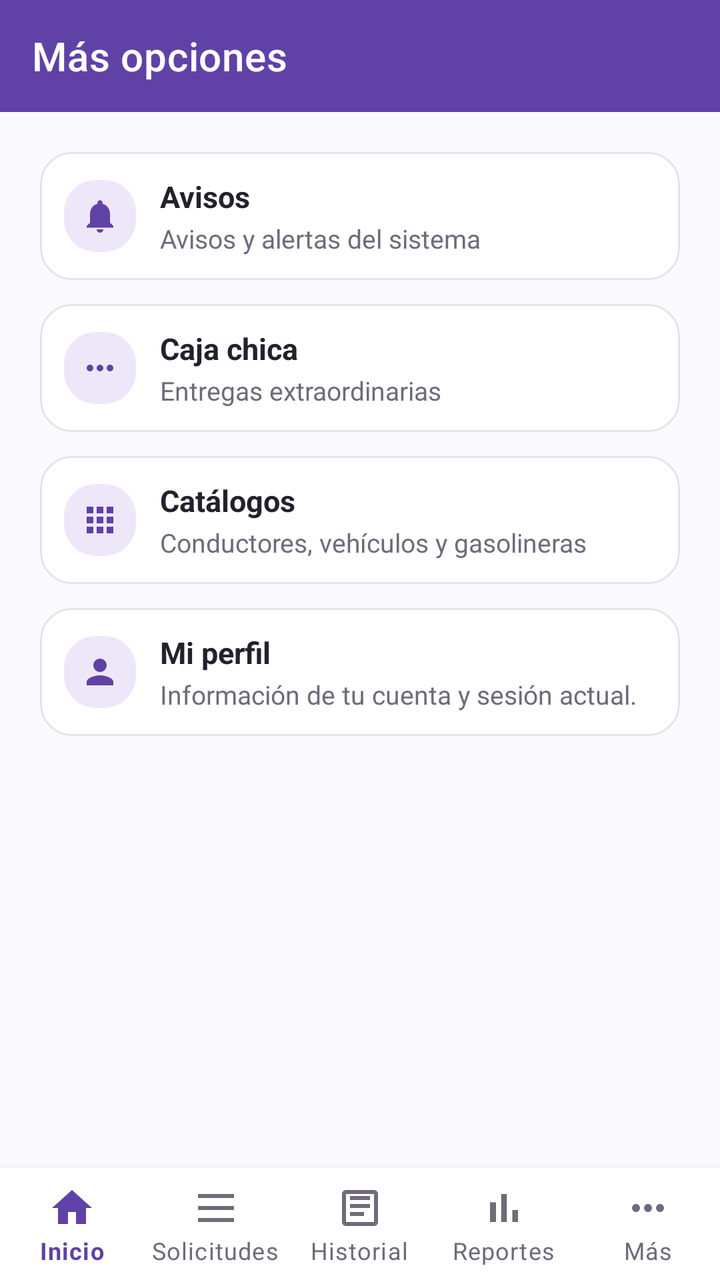
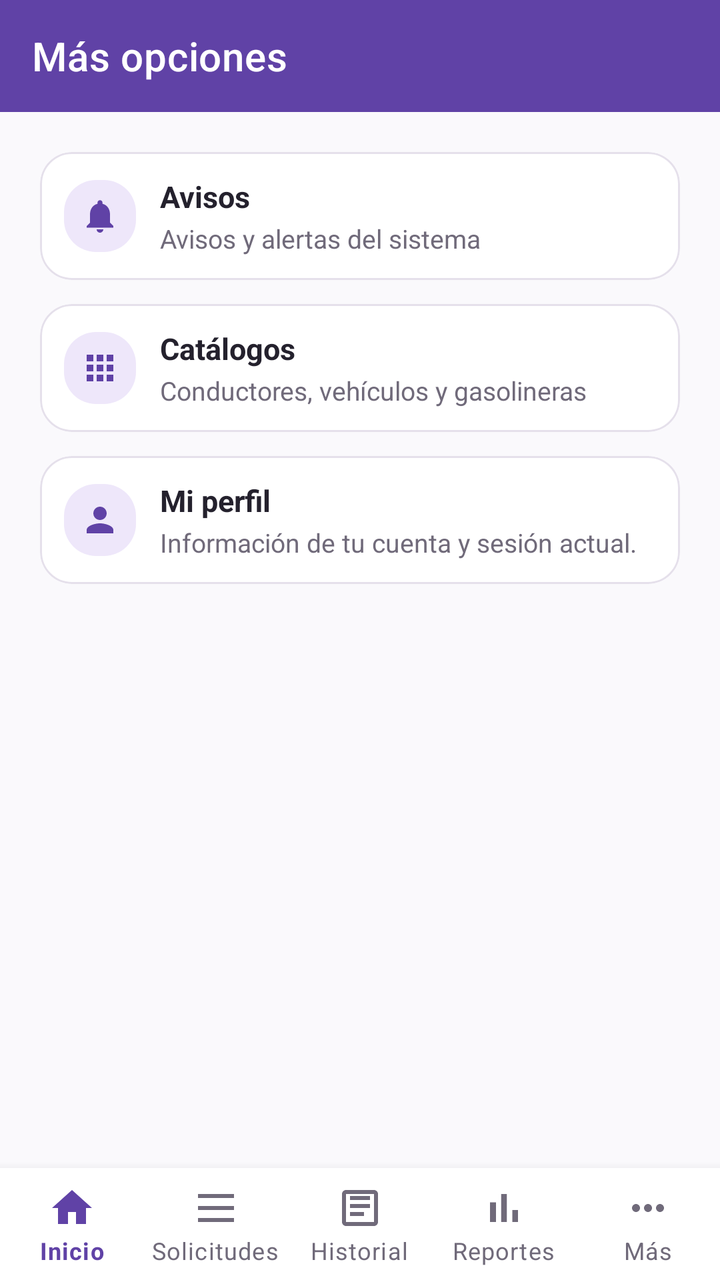

Before-and-after screenshots of an Android layout around one commit, followed by the original layout XML and the change that was made.
<!-- AndroidManifest.xml: application theme Theme.ApiMovil -->
<!-- res/layout/fragment_mas.xml -->
<?xml version="1.0" encoding="utf-8"?>
<LinearLayout xmlns:android="http://schemas.android.com/apk/res/android"
    xmlns:app="http://schemas.android.com/apk/res-auto"
    android:layout_width="match_parent"
    android:layout_height="match_parent"
    android:background="@color/fondo"
    android:orientation="vertical">

    <com.google.android.material.appbar.AppBarLayout
        android:layout_width="match_parent"
        android:layout_height="wrap_content"
        app:elevation="0dp">

        <com.google.android.material.appbar.MaterialToolbar
            android:layout_width="match_parent"
            android:layout_height="?attr/actionBarSize"
            android:background="?attr/colorPrimary"
            app:title="@string/mas_opciones"
            app:titleTextColor="@color/blanco" />
    </com.google.android.material.appbar.AppBarLayout>

    <LinearLayout
        android:layout_width="match_parent"
        android:layout_height="0dp"
        android:layout_weight="1"
        android:orientation="vertical"
        android:paddingHorizontal="20dp"
        android:paddingTop="20dp">

        <com.google.android.material.card.MaterialCardView
            android:id="@+id/opcionNotificaciones"
            android:layout_width="match_parent"
            android:layout_height="wrap_content"
            android:layout_marginBottom="12dp"
            android:clickable="true"
            android:focusable="true"
            android:foreground="?attr/selectableItemBackground"
            app:cardBackgroundColor="@color/blanco"
            app:cardCornerRadius="16dp"
            app:cardElevation="0dp"
            app:contentPadding="12dp"
            app:strokeColor="@color/borde"
            app:strokeWidth="1dp">

            <LinearLayout
                android:layout_width="match_parent"
                android:layout_height="wrap_content"
                android:gravity="center_vertical"
                android:orientation="horizontal">

                <ImageView
                    android:layout_width="36dp"
                    android:layout_height="36dp"
                    android:background="@drawable/bg_tarjeta_info"
                    android:contentDescription="@null"
                    android:padding="8dp"
                    android:src="@drawable/ic_bell"
                    app:tint="@color/marca" />

                <LinearLayout
                    android:layout_width="0dp"
                    android:layout_height="wrap_content"
                    android:layout_marginStart="12dp"
                    android:layout_weight="1"
                    android:orientation="vertical">

                    <TextView
                        android:layout_width="match_parent"
                        android:layout_height="wrap_content"
                        android:text="@string/notificaciones"
                        android:textColor="@color/texto_principal"
                        android:textSize="15sp"
                        android:textStyle="bold" />

                    <TextView
                        android:layout_width="match_parent"
                        android:layout_height="wrap_content"
                        android:layout_marginTop="2dp"
                        android:text="@string/notificaciones_subtitulo"
                        android:textColor="@color/texto_secundario"
                        android:textSize="13sp" />
                </LinearLayout>
            </LinearLayout>
        </com.google.android.material.card.MaterialCardView>

        <com.google.android.material.card.MaterialCardView
            android:id="@+id/opcionCajaChica"
            android:layout_width="match_parent"
            android:layout_height="wrap_content"
            android:layout_marginBottom="12dp"
            android:clickable="true"
            android:focusable="true"
            android:foreground="?attr/selectableItemBackground"
            app:cardBackgroundColor="@color/blanco"
            app:cardCornerRadius="16dp"
            app:cardElevation="0dp"
            app:contentPadding="12dp"
            app:strokeColor="@color/borde"
            app:strokeWidth="1dp">

            <LinearLayout
                android:layout_width="match_parent"
                android:layout_height="wrap_content"
                android:gravity="center_vertical"
                android:orientation="horizontal">

                <ImageView
                    android:layout_width="36dp"
                    android:layout_height="36dp"
                    android:background="@drawable/bg_tarjeta_info"
                    android:contentDescription="@null"
                    android:padding="8dp"
                    android:src="@drawable/ic_nav_mas"
                    app:tint="@color/marca" />

                <LinearLayout
                    android:layout_width="0dp"
                    android:layout_height="wrap_content"
                    android:layout_marginStart="12dp"
                    android:layout_weight="1"
                    android:orientation="vertical">

                    <TextView
                        android:layout_width="match_parent"
                        android:layout_height="wrap_content"
                        android:text="@string/caja_chica"
                        android:textColor="@color/texto_principal"
                        android:textSize="15sp"
                        android:textStyle="bold" />

                    <TextView
                        android:layout_width="match_parent"
                        android:layout_height="wrap_content"
                        android:layout_marginTop="2dp"
                        android:text="@string/caja_chica_subtitulo"
                        android:textColor="@color/texto_secundario"
                        android:textSize="13sp" />
                </LinearLayout>
            </LinearLayout>
        </com.google.android.material.card.MaterialCardView>

        <com.google.android.material.card.MaterialCardView
            android:id="@+id/opcionCatalogos"
            android:layout_width="match_parent"
            android:layout_height="wrap_content"
            android:layout_marginBottom="12dp"
            android:clickable="true"
            android:focusable="true"
            android:foreground="?attr/selectableItemBackground"
            app:cardBackgroundColor="@color/blanco"
            app:cardCornerRadius="16dp"
            app:cardElevation="0dp"
            app:contentPadding="12dp"
            app:strokeColor="@color/borde"
            app:strokeWidth="1dp">

            <LinearLayout
                android:layout_width="match_parent"
                android:layout_height="wrap_content"
                android:gravity="center_vertical"
                android:orientation="horizontal">

                <ImageView
                    android:layout_width="36dp"
                    android:layout_height="36dp"
                    android:background="@drawable/bg_tarjeta_info"
                    android:contentDescription="@null"
                    android:padding="8dp"
                    android:src="@drawable/ic_nav_catalogos"
                    app:tint="@color/marca" />

                <LinearLayout
                    android:layout_width="0dp"
                    android:layout_height="wrap_content"
                    android:layout_marginStart="12dp"
                    android:layout_weight="1"
                    android:orientation="vertical">

                    <TextView
                        android:layout_width="match_parent"
                        android:layout_height="wrap_content"
                        android:text="@string/catalogos"
                        android:textColor="@color/texto_principal"
                        android:textSize="15sp"
                        android:textStyle="bold" />

                    <TextView
                        android:layout_width="match_parent"
                        android:layout_height="wrap_content"
                        android:layout_marginTop="2dp"
                        android:text="@string/catalogos_subtitulo"
                        android:textColor="@color/texto_secundario"
                        android:textSize="13sp" />
                </LinearLayout>
            </LinearLayout>
        </com.google.android.material.card.MaterialCardView>

        <com.google.android.material.card.MaterialCardView
            android:id="@+id/opcionPerfil"
            android:layout_width="match_parent"
            android:layout_height="wrap_content"
            android:clickable="true"
            android:focusable="true"
            android:foreground="?attr/selectableItemBackground"
            app:cardBackgroundColor="@color/blanco"
            app:cardCornerRadius="16dp"
            app:cardElevation="0dp"
            app:contentPadding="12dp"
            app:strokeColor="@color/borde"
            app:strokeWidth="1dp">

            <LinearLayout
                android:layout_width="match_parent"
                android:layout_height="wrap_content"
                android:gravity="center_vertical"
                android:orientation="horizontal">

                <ImageView
                    android:layout_width="36dp"
                    android:layout_height="36dp"
                    android:background="@drawable/bg_tarjeta_info"
                    android:contentDescription="@null"
                    android:padding="8dp"
                    android:src="@drawable/ic_nav_perfil"
                    app:tint="@color/marca" />

                <LinearLayout
                    android:layout_width="0dp"
                    android:layout_height="wrap_content"
                    android:layout_marginStart="12dp"
                    android:layout_weight="1"
                    android:orientation="vertical">

                    <TextView
                        android:layout_width="match_parent"
                        android:layout_height="wrap_content"
                        android:text="@string/mi_perfil"
                        android:textColor="@color/texto_principal"
                        android:textSize="15sp"
                        android:textStyle="bold" />

                    <TextView
                        android:layout_width="match_parent"
                        android:layout_height="wrap_content"
                        android:layout_marginTop="2dp"
                        android:text="@string/mi_perfil_subtitulo"
                        android:textColor="@color/texto_secundario"
                        android:textSize="13sp" />
                </LinearLayout>
            </LinearLayout>
        </com.google.android.material.card.MaterialCardView>
    </LinearLayout>

    <include
        android:id="@+id/incluirNavInferior"
        layout="@layout/widget_bottom_nav_admin" />

</LinearLayout>
<!-- res/layout/widget_bottom_nav_admin.xml (included above) -->
<?xml version="1.0" encoding="utf-8"?>
<com.google.android.material.bottomnavigation.BottomNavigationView
    xmlns:android="http://schemas.android.com/apk/res/android"
    xmlns:app="http://schemas.android.com/apk/res-auto"
    android:id="@+id/bottomNavAdmin"
    android:layout_width="match_parent"
    android:layout_height="wrap_content"
    android:background="@color/blanco"
    app:labelVisibilityMode="labeled"
    app:itemIconTint="@color/selector_nav_item"
    app:itemTextColor="@color/selector_nav_item"
    app:menu="@menu/bottom_nav_admin" />
<!-- resources referenced by this layout -->
<resources>
  <color name="blanco">#FFFFFF</color>
  <color name="borde">#E5E0EB</color>
  <color name="fondo">#FAF9FC</color>
  <color name="marca">#6042A6</color>
  <color name="texto_principal">#24212D</color>
  <color name="texto_secundario">#706A7A</color>
  <!-- drawable bg_tarjeta_info (drawable) -->
  <?xml version="1.0" encoding="utf-8"?>
  <shape xmlns:android="http://schemas.android.com/apk/res/android" android:shape="rectangle">
      <solid android:color="@color/marca_claro" />
      <corners android:radius="16dp" />
  </shape>
  <!-- drawable ic_bell (drawable) -->
  <?xml version="1.0" encoding="utf-8"?>
  <vector xmlns:android="http://schemas.android.com/apk/res/android"
      android:width="24dp" android:height="24dp"
      android:viewportWidth="24" android:viewportHeight="24"
      android:tint="#6042A6">
      <path android:fillColor="#FF000000"
          android:pathData="M12,22c1.1,0 2,-0.9 2,-2h-4c0,1.1 0.89,2 2,2zM18,16v-5c0,-3.07 -1.64,-5.64 -4.5,-6.32L13.5,4c0,-0.83 -0.67,-1.5 -1.5,-1.5s-1.5,0.67 -1.5,1.5v0.68C7.63,5.36 6,7.92 6,11v5l-2,2v1h16v-1l-2,-2z" />
  </vector>
  <!-- drawable ic_nav_catalogos (drawable) -->
  <?xml version="1.0" encoding="utf-8"?>
  <vector xmlns:android="http://schemas.android.com/apk/res/android"
      android:width="24dp" android:height="24dp"
      android:viewportWidth="24" android:viewportHeight="24">
      <path android:fillColor="#FF000000"
          android:pathData="M4,8h4L8,4L4,4v4zM10,20h4v-4h-4v4zM4,20h4v-4L4,16v4zM4,14h4v-4L4,10v4zM10,14h4v-4h-4v4zM16,4v4h4L20,4h-4zM10,8h4L14,4h-4v4zM16,14h4v-4h-4v4zM16,20h4v-4h-4v4z" />
  </vector>
  <!-- drawable ic_nav_mas (drawable) -->
  <?xml version="1.0" encoding="utf-8"?>
  <vector xmlns:android="http://schemas.android.com/apk/res/android"
      android:width="24dp" android:height="24dp"
      android:viewportWidth="24" android:viewportHeight="24">
      <path android:fillColor="#FF000000"
          android:pathData="M6,10c-1.1,0 -2,0.9 -2,2s0.9,2 2,2 2,-0.9 2,-2 -0.9,-2 -2,-2zM18,10c-1.1,0 -2,0.9 -2,2s0.9,2 2,2 2,-0.9 2,-2 -0.9,-2 -2,-2zM12,10c-1.1,0 -2,0.9 -2,2s0.9,2 2,2 2,-0.9 2,-2 -0.9,-2 -2,-2z" />
  </vector>
  <!-- drawable ic_nav_perfil (drawable) -->
  <?xml version="1.0" encoding="utf-8"?>
  <vector xmlns:android="http://schemas.android.com/apk/res/android"
      android:width="24dp" android:height="24dp"
      android:viewportWidth="24" android:viewportHeight="24">
      <path android:fillColor="#FF000000"
          android:pathData="M12,12c2.21,0 4,-1.79 4,-4s-1.79,-4 -4,-4 -4,1.79 -4,4 1.79,4 4,4zM12,14c-2.67,0 -8,1.34 -8,4v2h16v-2c0,-2.66 -5.33,-4 -8,-4z" />
  </vector>
  <string name="caja_chica">Caja chica</string>
  <string name="caja_chica_subtitulo">Entregas extraordinarias</string>
  <string name="catalogos">Catálogos</string>
  <string name="catalogos_subtitulo">Conductores, vehículos y gasolineras</string>
  <string name="mas_opciones">Más opciones</string>
  <string name="mi_perfil">Mi perfil</string>
  <string name="mi_perfil_subtitulo">Información de tu cuenta y sesión actual.</string>
  <string name="notificaciones">Avisos</string>
  <string name="notificaciones_subtitulo">Avisos y alertas del sistema</string>
  <style name="Theme.ApiMovil" parent="Theme.MaterialComponents.Light.NoActionBar">
          <item name="colorPrimary">@color/marca</item>
          <item name="colorPrimaryVariant">@color/marca_oscuro</item>
          <item name="colorOnPrimary">@color/blanco</item>
          <item name="colorSecondary">@color/marca_claro</item>
          <item name="colorOnSecondary">@color/texto_principal</item>
          <item name="android:windowBackground">@color/fondo</item>
          <item name="android:statusBarColor">@color/marca_oscuro</item>
          <item name="android:forceDarkAllowed" tools:targetApi="q">false</item>
      </style>
  <color name="marca_claro">#EEE7FA</color>
  <color name="marca_oscuro">#342052</color>
</resources>

<!-- the commit's change to res/layout/fragment_mas.xml (unified diff, before → after) -->
@@ -77,62 +77,6 @@
                         android:layout_height="wrap_content"
                         android:layout_marginTop="2dp"
                         android:text="@string/notificaciones_subtitulo"
-                        android:textColor="@color/texto_secundario"
-                        android:textSize="13sp" />
-                </LinearLayout>
-            </LinearLayout>
-        </com.google.android.material.card.MaterialCardView>
-
-        <com.google.android.material.card.MaterialCardView
-            android:id="@+id/opcionCajaChica"
-            android:layout_width="match_parent"
-            android:layout_height="wrap_content"
-            android:layout_marginBottom="12dp"
-            android:clickable="true"
-            android:focusable="true"
-            android:foreground="?attr/selectableItemBackground"
-            app:cardBackgroundColor="@color/blanco"
-            app:cardCornerRadius="16dp"
-            app:cardElevation="0dp"
-            app:contentPadding="12dp"
-            app:strokeColor="@color/borde"
-            app:strokeWidth="1dp">
-
-            <LinearLayout
-                android:layout_width="match_parent"
-                android:layout_height="wrap_content"
-                android:gravity="center_vertical"
-                android:orientation="horizontal">
-
-                <ImageView
-                    android:layout_width="36dp"
-                    android:layout_height="36dp"
-                    android:background="@drawable/bg_tarjeta_info"
-                    android:contentDescription="@null"
-                    android:padding="8dp"
-                    android:src="@drawable/ic_nav_mas"
-                    app:tint="@color/marca" />
-
-                <LinearLayout
-                    android:layout_width="0dp"
-                    android:layout_height="wrap_content"
-                    android:layout_marginStart="12dp"
-                    android:layout_weight="1"
-                    android:orientation="vertical">
-
-                    <TextView
-                        android:layout_width="match_parent"
-                        android:layout_height="wrap_content"
-                        android:text="@string/caja_chica"
-                        android:textColor="@color/texto_principal"
-                        android:textSize="15sp"
-                        android:textStyle="bold" />
-
-                    <TextView
-                        android:layout_width="match_parent"
-                        android:layout_height="wrap_content"
-                        android:layout_marginTop="2dp"
-                        android:text="@string/caja_chica_subtitulo"
                         android:textColor="@color/texto_secundario"
                         android:textSize="13sp" />
                 </LinearLayout>
<!-- resource entries referenced after the edit -->
@@ -29,14 +29,6 @@
       <path android:fillColor="#FF000000"
           android:pathData="M4,8h4L8,4L4,4v4zM10,20h4v-4h-4v4zM4,20h4v-4L4,16v4zM4,14h4v-4L4,10v4zM10,14h4v-4h-4v4zM16,4v4h4L20,4h-4zM10,8h4L14,4h-4v4zM16,14h4v-4h-4v4zM16,20h4v-4h-4v4z" />
   </vector>
-  <!-- drawable ic_nav_mas (drawable) -->
-  <?xml version="1.0" encoding="utf-8"?>
-  <vector xmlns:android="http://schemas.android.com/apk/res/android"
-      android:width="24dp" android:height="24dp"
-      android:viewportWidth="24" android:viewportHeight="24">
-      <path android:fillColor="#FF000000"
-          android:pathData="M6,10c-1.1,0 -2,0.9 -2,2s0.9,2 2,2 2,-0.9 2,-2 -0.9,-2 -2,-2zM18,10c-1.1,0 -2,0.9 -2,2s0.9,2 2,2 2,-0.9 2,-2 -0.9,-2 -2,-2zM12,10c-1.1,0 -2,0.9 -2,2s0.9,2 2,2 2,-0.9 2,-2 -0.9,-2 -2,-2z" />
-  </vector>
   <!-- drawable ic_nav_perfil (drawable) -->
   <?xml version="1.0" encoding="utf-8"?>
   <vector xmlns:android="http://schemas.android.com/apk/res/android"
@@ -45,8 +37,6 @@
       <path android:fillColor="#FF000000"
           android:pathData="M12,12c2.21,0 4,-1.79 4,-4s-1.79,-4 -4,-4 -4,1.79 -4,4 1.79,4 4,4zM12,14c-2.67,0 -8,1.34 -8,4v2h16v-2c0,-2.66 -5.33,-4 -8,-4z" />
   </vector>
-  <string name="caja_chica">Caja chica</string>
-  <string name="caja_chica_subtitulo">Entregas extraordinarias</string>
   <string name="catalogos">Catálogos</string>
   <string name="catalogos_subtitulo">Conductores, vehículos y gasolineras</string>
   <string name="mas_opciones">Más opciones</string>
